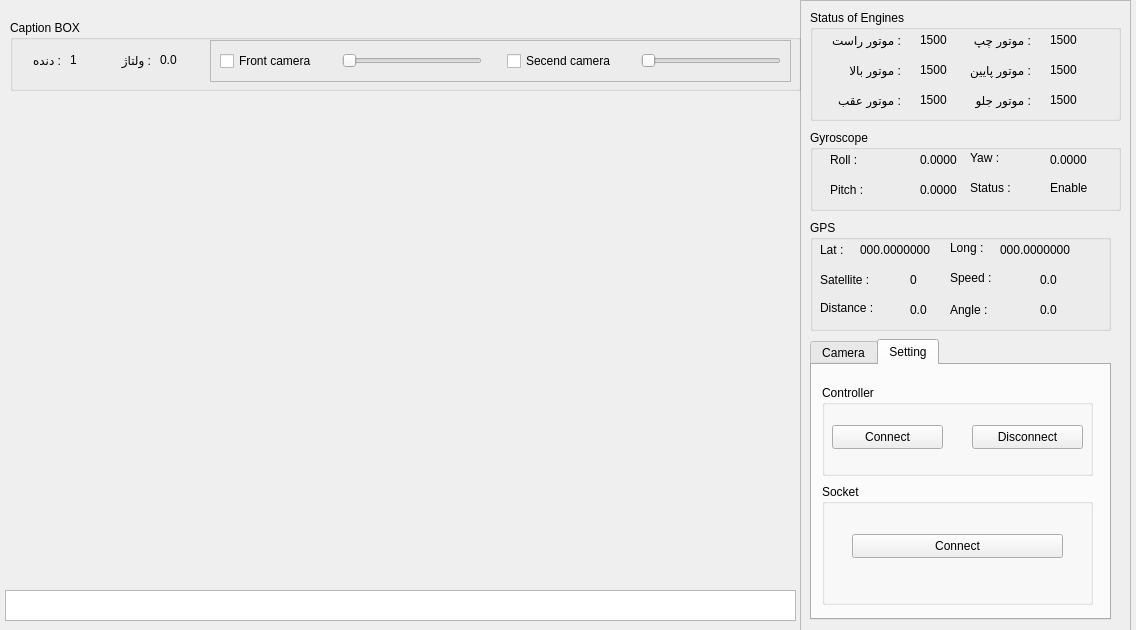
Alireza-2001/Underwater, file Controller/mainwindow.ui: the form before one commit.
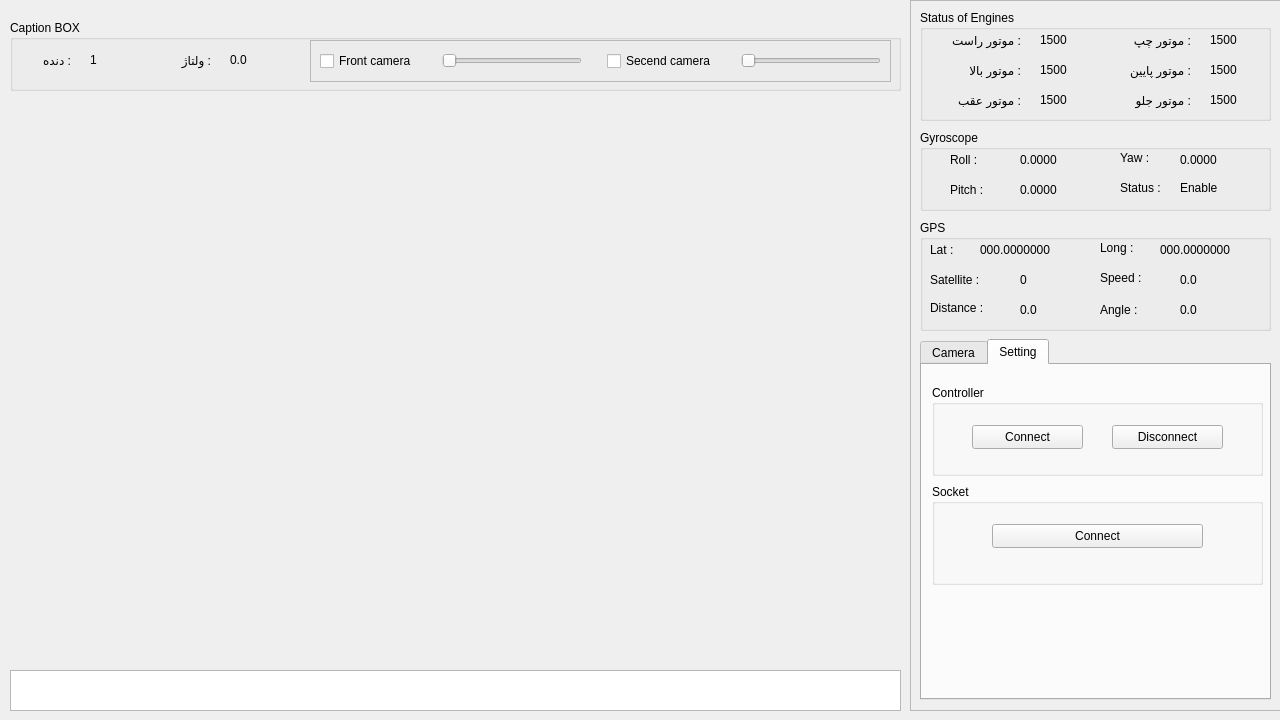
The form after the commit.

Commit message: show video on app

```diff
--- a/Controller/mainwindow.ui
+++ b/Controller/mainwindow.ui
@@ -9,8 +9,8 @@
    <rect>
     <x>0</x>
     <y>0</y>
-    <width>1136</width>
-    <height>630</height>
+    <width>1280</width>
+    <height>720</height>
    </rect>
   </property>
   <property name="minimumSize">
@@ -37,10 +37,10 @@
    <widget class="QFrame" name="frame">
     <property name="geometry">
      <rect>
-      <x>800</x>
+      <x>910</x>
       <y>0</y>
-      <width>331</width>
-      <height>631</height>
+      <width>371</width>
+      <height>711</height>
      </rect>
     </property>
     <property name="frameShape">
@@ -54,7 +54,7 @@
       <rect>
        <x>10</x>
        <y>10</y>
-       <width>311</width>
+       <width>351</width>
        <height>111</height>
       </rect>
      </property>
@@ -66,7 +66,7 @@
        <rect>
         <x>10</x>
         <y>20</y>
-        <width>81</width>
+        <width>91</width>
         <height>20</height>
        </rect>
       </property>
@@ -77,7 +77,7 @@
      <widget class="QLabel" name="label_2">
       <property name="geometry">
        <rect>
-        <x>140</x>
+        <x>190</x>
         <y>20</y>
         <width>81</width>
         <height>20</height>
@@ -90,7 +90,7 @@
      <widget class="QLabel" name="label_3">
       <property name="geometry">
        <rect>
-        <x>140</x>
+        <x>190</x>
         <y>50</y>
         <width>81</width>
         <height>20</height>
@@ -103,7 +103,7 @@
      <widget class="QLabel" name="label_4">
       <property name="geometry">
        <rect>
-        <x>10</x>
+        <x>20</x>
         <y>50</y>
         <width>81</width>
         <height>20</height>
@@ -116,7 +116,7 @@
      <widget class="QLabel" name="label_5">
       <property name="geometry">
        <rect>
-        <x>140</x>
+        <x>190</x>
         <y>80</y>
         <width>81</width>
         <height>20</height>
@@ -129,7 +129,7 @@
      <widget class="QLabel" name="label_6">
       <property name="geometry">
        <rect>
-        <x>10</x>
+        <x>20</x>
         <y>80</y>
         <width>81</width>
         <height>20</height>
@@ -142,7 +142,7 @@
      <widget class="QLabel" name="lbl_right_motor">
       <property name="geometry">
        <rect>
-        <x>110</x>
+        <x>120</x>
         <y>20</y>
         <width>41</width>
         <height>20</height>
@@ -155,7 +155,7 @@
      <widget class="QLabel" name="lbl_back_motor">
       <property name="geometry">
        <rect>
-        <x>110</x>
+        <x>120</x>
         <y>80</y>
         <width>41</width>
         <height>20</height>
@@ -168,7 +168,7 @@
      <widget class="QLabel" name="lbl_top_motor">
       <property name="geometry">
        <rect>
-        <x>110</x>
+        <x>120</x>
         <y>50</y>
         <width>41</width>
         <height>20</height>
@@ -181,7 +181,7 @@
      <widget class="QLabel" name="lbl_left_motor">
       <property name="geometry">
        <rect>
-        <x>240</x>
+        <x>290</x>
         <y>20</y>
         <width>41</width>
         <height>20</height>
@@ -194,7 +194,7 @@
      <widget class="QLabel" name="lbl_bottom_motor">
       <property name="geometry">
        <rect>
-        <x>240</x>
+        <x>290</x>
         <y>50</y>
         <width>41</width>
         <height>20</height>
@@ -207,7 +207,7 @@
      <widget class="QLabel" name="lbl_front_motor">
       <property name="geometry">
        <rect>
-        <x>240</x>
+        <x>290</x>
         <y>80</y>
         <width>41</width>
         <height>20</height>
@@ -223,7 +223,7 @@
       <rect>
        <x>10</x>
        <y>130</y>
-       <width>311</width>
+       <width>351</width>
        <height>81</height>
       </rect>
      </property>
@@ -233,9 +233,9 @@
      <widget class="QLabel" name="label_7">
       <property name="geometry">
        <rect>
-        <x>160</x>
+        <x>200</x>
         <y>50</y>
-        <width>61</width>
+        <width>51</width>
         <height>16</height>
        </rect>
       </property>
@@ -246,9 +246,9 @@
      <widget class="QLabel" name="lbl_pitch">
       <property name="geometry">
        <rect>
-        <x>110</x>
+        <x>100</x>
         <y>50</y>
-        <width>41</width>
+        <width>51</width>
         <height>20</height>
        </rect>
       </property>
@@ -259,9 +259,9 @@
      <widget class="QLabel" name="label_8">
       <property name="geometry">
        <rect>
-        <x>160</x>
+        <x>200</x>
         <y>20</y>
-        <width>61</width>
+        <width>41</width>
         <height>16</height>
        </rect>
       </property>
@@ -272,9 +272,9 @@
      <widget class="QLabel" name="lbl_roll">
       <property name="geometry">
        <rect>
-        <x>110</x>
+        <x>100</x>
         <y>20</y>
-        <width>41</width>
+        <width>51</width>
         <height>20</height>
        </rect>
       </property>
@@ -285,9 +285,9 @@
      <widget class="QLabel" name="label_9">
       <property name="geometry">
        <rect>
-        <x>20</x>
+        <x>30</x>
         <y>20</y>
-        <width>71</width>
+        <width>61</width>
         <height>20</height>
        </rect>
       </property>
@@ -298,9 +298,9 @@
      <widget class="QLabel" name="lbl_yaw">
       <property name="geometry">
        <rect>
-        <x>240</x>
+        <x>260</x>
         <y>20</y>
-        <width>41</width>
+        <width>51</width>
         <height>20</height>
        </rect>
       </property>
@@ -311,9 +311,9 @@
      <widget class="QLabel" name="label_10">
       <property name="geometry">
        <rect>
-        <x>20</x>
+        <x>30</x>
         <y>50</y>
-        <width>71</width>
+        <width>61</width>
         <height>20</height>
        </rect>
       </property>
@@ -324,7 +324,7 @@
      <widget class="QLabel" name="lbl_jyro_state">
       <property name="geometry">
        <rect>
-        <x>240</x>
+        <x>260</x>
         <y>50</y>
         <width>49</width>
         <height>16</height>
@@ -340,7 +340,7 @@
       <rect>
        <x>10</x>
        <y>220</y>
-       <width>301</width>
+       <width>351</width>
        <height>111</height>
       </rect>
      </property>
@@ -363,7 +363,7 @@
      <widget class="QLabel" name="lbl_speed">
       <property name="geometry">
        <rect>
-        <x>230</x>
+        <x>260</x>
         <y>50</y>
         <width>51</width>
         <height>20</height>
@@ -402,7 +402,7 @@
      <widget class="QLabel" name="label_12">
       <property name="geometry">
        <rect>
-        <x>140</x>
+        <x>180</x>
         <y>20</y>
         <width>41</width>
         <height>16</height>
@@ -415,7 +415,7 @@
      <widget class="QLabel" name="lbl_lat">
       <property name="geometry">
        <rect>
-        <x>50</x>
+        <x>60</x>
         <y>20</y>
         <width>91</width>
         <height>20</height>
@@ -428,7 +428,7 @@
      <widget class="QLabel" name="label_13">
       <property name="geometry">
        <rect>
-        <x>140</x>
+        <x>180</x>
         <y>80</y>
         <width>71</width>
         <height>20</height>
@@ -454,7 +454,7 @@
      <widget class="QLabel" name="lbl_angle">
       <property name="geometry">
        <rect>
-        <x>230</x>
+        <x>260</x>
         <y>80</y>
         <width>51</width>
         <height>20</height>
@@ -467,7 +467,7 @@
      <widget class="QLabel" name="label_15">
       <property name="geometry">
        <rect>
-        <x>140</x>
+        <x>180</x>
         <y>50</y>
         <width>71</width>
         <height>16</height>
@@ -480,7 +480,7 @@
      <widget class="QLabel" name="lbl_long">
       <property name="geometry">
        <rect>
-        <x>190</x>
+        <x>240</x>
         <y>20</y>
         <width>91</width>
         <height>20</height>
@@ -509,8 +509,8 @@
       <rect>
        <x>10</x>
        <y>339</y>
-       <width>301</width>
-       <height>281</height>
+       <width>351</width>
+       <height>361</height>
       </rect>
      </property>
      <property name="currentIndex">
@@ -530,7 +530,7 @@
         <rect>
          <x>10</x>
          <y>20</y>
-         <width>271</width>
+         <width>331</width>
          <height>91</height>
         </rect>
        </property>
@@ -540,7 +540,7 @@
        <widget class="QPushButton" name="btn_controller_connect">
         <property name="geometry">
          <rect>
-          <x>10</x>
+          <x>40</x>
           <y>40</y>
           <width>111</width>
           <height>24</height>
@@ -553,7 +553,7 @@
        <widget class="QPushButton" name="btn_controller_disconnect">
         <property name="geometry">
          <rect>
-          <x>150</x>
+          <x>180</x>
           <y>40</y>
           <width>111</width>
           <height>24</height>
@@ -569,8 +569,8 @@
         <rect>
          <x>10</x>
          <y>119</y>
-         <width>271</width>
-         <height>121</height>
+         <width>331</width>
+         <height>101</height>
         </rect>
        </property>
        <property name="title">
@@ -579,8 +579,8 @@
        <widget class="QPushButton" name="btn_socket_connect">
         <property name="geometry">
          <rect>
-          <x>30</x>
-          <y>50</y>
+          <x>60</x>
+          <y>40</y>
           <width>211</width>
           <height>24</height>
          </rect>
@@ -598,7 +598,7 @@
      <rect>
       <x>10</x>
       <y>20</y>
-      <width>791</width>
+      <width>891</width>
       <height>71</height>
      </rect>
     </property>
@@ -608,7 +608,7 @@
     <widget class="QLabel" name="lbl_vltage">
      <property name="geometry">
       <rect>
-       <x>150</x>
+       <x>220</x>
        <y>30</y>
        <width>41</width>
        <height>20</height>
@@ -621,7 +621,7 @@
     <widget class="QLabel" name="label_17">
      <property name="geometry">
       <rect>
-       <x>90</x>
+       <x>150</x>
        <y>30</y>
        <width>51</width>
        <height>20</height>
@@ -634,7 +634,7 @@
     <widget class="QLabel" name="lbl_dande">
      <property name="geometry">
       <rect>
-       <x>60</x>
+       <x>80</x>
        <y>30</y>
        <width>41</width>
        <height>20</height>
@@ -647,7 +647,7 @@
     <widget class="QLabel" name="label_18">
      <property name="geometry">
       <rect>
-       <x>0</x>
+       <x>10</x>
        <y>30</y>
        <width>51</width>
        <height>20</height>
@@ -660,7 +660,7 @@
     <widget class="QFrame" name="frame_2">
      <property name="geometry">
       <rect>
-       <x>200</x>
+       <x>300</x>
        <y>20</y>
        <width>581</width>
        <height>42</height>
@@ -716,13 +716,26 @@
    <widget class="QTextBrowser" name="txt_show_status">
     <property name="geometry">
      <rect>
-      <x>5</x>
-      <y>590</y>
-      <width>791</width>
-      <height>31</height>
+      <x>10</x>
+      <y>670</y>
+      <width>891</width>
+      <height>41</height>
      </rect>
     </property>
    </widget>
+   <widget class="QLabel" name="lbl_video_1">
+    <property name="geometry">
+     <rect>
+      <x>10</x>
+      <y>110</y>
+      <width>880</width>
+      <height>541</height>
+     </rect>
+    </property>
+    <property name="text">
+     <string/>
+    </property>
+   </widget>
   </widget>
  </widget>
  <resources/>
```
Left out of the diff: 15 changed lines with no effect on the pictures. The commit also changes 4 other files.
